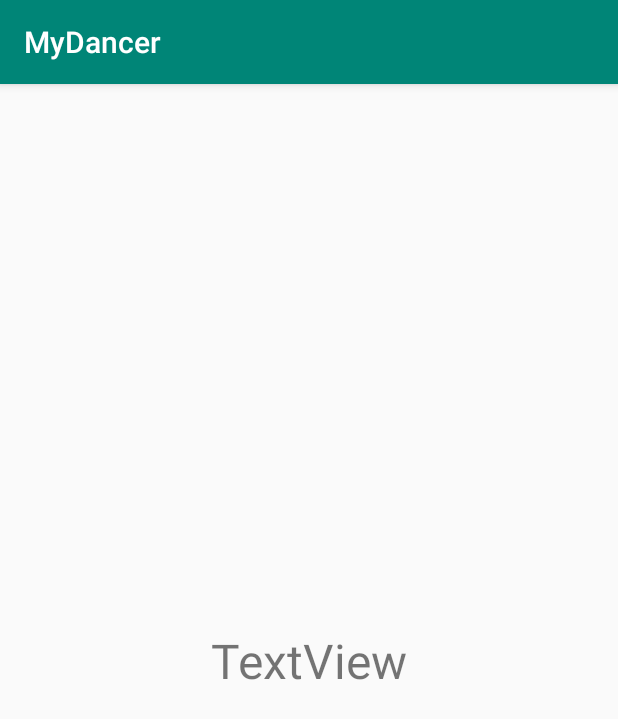
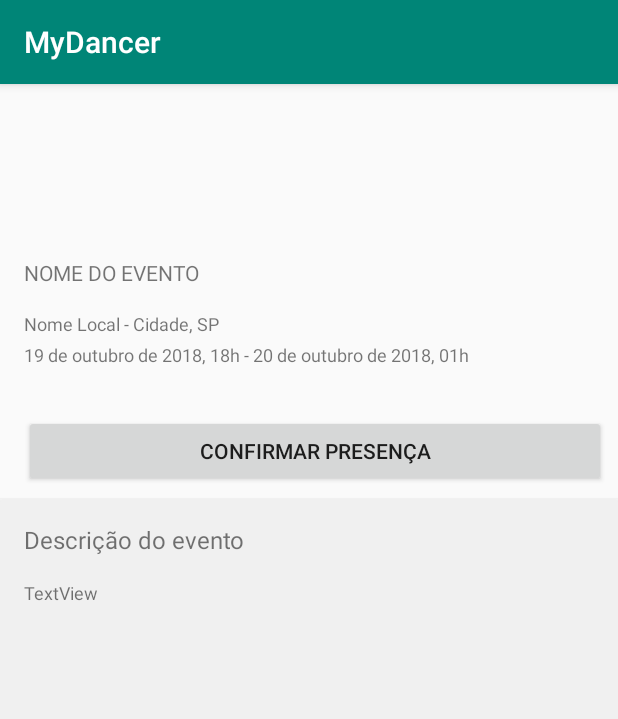
Before and after one commit to AndreRicarti/MyDancer_Android, an Android app: the ConfirmEventActivity screen opened directly, with no data from a screen before it, on a phone screen of 412 x 824 dp. Shown: the top 719 px of the screen. Run offline under Robolectric (Android 15) with nearby library versions, the phone set to English and light mode, and no system bars; 1 statement that could not run was skipped.

Commit message:
Created the event confirmation screen

```diff
--- a/app/src/main/AndroidManifest.xml
+++ b/app/src/main/AndroidManifest.xml
@@ -20,7 +20,7 @@
         </activity>
 
         <activity android:name=".ui.activity.EventActivity" />
-        <activity android:name=".ui.activity.MainActivity" />
+        <activity android:name=".ui.activity.ConfirmEventActivity" />
     </application>
 
 </manifest>
--- a/app/src/main/java/br/com/mydancer/mydancer/ui/activity/MainActivity.java
+++ b/app/src/main/java/br/com/mydancer/mydancer/ui/activity/ConfirmEventActivity.java
@@ -8,20 +8,19 @@ import android.widget.TextView;
 import br.com.mydancer.mydancer.R;
 import br.com.mydancer.mydancer.model.Event;
 
-public class MainActivity extends AppCompatActivity {
+public class ConfirmEventActivity extends AppCompatActivity {
 
     @Override
     protected void onCreate(Bundle savedInstanceState) {
         super.onCreate(savedInstanceState);
-        setContentView(R.layout.activity_main);
+        setContentView(R.layout.activity_confirm_event);
 
         Intent intent = getIntent();
 
-        TextView textView = findViewById(R.id.textView);
+        TextView textView = findViewById(R.id.confirm_event_name_event);
         Event event = new Event();
         event = (Event) intent.getSerializableExtra("nomeEvento");
 
         textView.setText(event.getTitle());
-
     }
 }
--- a/app/src/main/java/br/com/mydancer/mydancer/ui/activity/EventActivity.java
+++ b/app/src/main/java/br/com/mydancer/mydancer/ui/activity/EventActivity.java
@@ -53,7 +53,7 @@ public class EventActivity extends AppCompatActivity {
         adapter.setOnItemClickListener(new OnItemClickListener() {
             @Override
             public void OnItemClick(Event event, int posicao) {
-                Intent intent = new Intent(EventActivity.this, MainActivity.class);
+                Intent intent = new Intent(EventActivity.this, ConfirmEventActivity.class);
                 intent.putExtra("nomeEvento", events.get(posicao));
                 startActivity(intent);
             }
--- a/app/src/main/java/br/com/mydancer/mydancer/ui/recyclerview/adapter/EventAdapter.java
+++ b/app/src/main/java/br/com/mydancer/mydancer/ui/recyclerview/adapter/EventAdapter.java
@@ -1,19 +1,15 @@
 package br.com.mydancer.mydancer.ui.recyclerview.adapter;
 
 import android.content.Context;
-import android.content.Intent;
 import android.support.annotation.NonNull;
-import android.support.v7.widget.CardView;
 import android.support.v7.widget.RecyclerView;
 import android.view.LayoutInflater;
 import android.view.View;
 import android.view.ViewGroup;
-import android.widget.AdapterView;
 import android.widget.ImageView;
 import android.widget.TextView;
 
 import java.text.DateFormat;
-import java.text.Format;
 import java.text.SimpleDateFormat;
 import java.util.Date;
 import java.util.List;
@@ -21,8 +17,6 @@ import java.util.Locale;
 
 import br.com.mydancer.mydancer.R;
 import br.com.mydancer.mydancer.model.Event;
-import br.com.mydancer.mydancer.ui.activity.EventActivity;
-import br.com.mydancer.mydancer.ui.activity.MainActivity;
 import br.com.mydancer.mydancer.ui.recyclerview.adapter.listener.OnItemClickListener;
 
 public class EventAdapter extends RecyclerView.Adapter<EventAdapter.EventViewHolder> {
--- /dev/null
+++ b/app/src/main/res/layout/activity_confirm_event.xml
@@ -0,0 +1,97 @@
+<?xml version="1.0" encoding="utf-8"?>
+<android.support.constraint.ConstraintLayout xmlns:android="http://schemas.android.com/apk/res/android"
+    xmlns:app="http://schemas.android.com/apk/res-auto"
+    xmlns:tools="http://schemas.android.com/tools"
+    android:layout_width="match_parent"
+    android:layout_height="match_parent"
+    tools:context=".ui.activity.ConfirmEventActivity">
+
+    <ImageView
+        android:id="@+id/confirm_event_imagem"
+        android:layout_width="0dp"
+        android:layout_height="100dp"
+        android:scaleType="centerCrop"
+        app:layout_constraintEnd_toEndOf="parent"
+        app:layout_constraintStart_toStartOf="parent"
+        app:layout_constraintTop_toTopOf="parent" />
+
+    <TextView
+        android:id="@+id/confirm_event_name_event"
+        android:layout_width="wrap_content"
+        android:layout_height="wrap_content"
+        android:layout_marginStart="16dp"
+        android:layout_marginLeft="16dp"
+        android:layout_marginTop="16dp"
+        android:text="NOME DO EVENTO"
+        app:layout_constraintStart_toStartOf="parent"
+        app:layout_constraintTop_toBottomOf="@+id/confirm_event_imagem" />
+
+    <TextView
+        android:id="@+id/confirm_event_name_local"
+        android:layout_width="wrap_content"
+        android:layout_height="wrap_content"
+        android:layout_marginTop="16dp"
+        android:text="Nome Local - Cidade, SP"
+        android:textSize="12sp"
+        app:layout_constraintStart_toStartOf="@+id/confirm_event_name_event"
+        app:layout_constraintTop_toBottomOf="@+id/confirm_event_name_event" />
+
+    <TextView
+        android:id="@+id/confirm_event_name_date"
+        android:layout_width="wrap_content"
+        android:layout_height="wrap_content"
+        android:layout_marginTop="4dp"
+        android:text="19 de outubro de 2018, 18h - 20 de outubro de 2018, 01h"
+        android:textSize="12sp"
+        app:layout_constraintStart_toStartOf="@+id/confirm_event_name_local"
+        app:layout_constraintTop_toBottomOf="@+id/confirm_event_name_local" />
+
+    <Button
+        android:id="@+id/confirm_event_button_confirm"
+        android:layout_width="0dp"
+        android:layout_height="wrap_content"
+        android:layout_marginTop="32dp"
+        android:layout_marginEnd="8dp"
+        android:layout_marginRight="8dp"
+        android:text="Confirmar Presença"
+        app:layout_constraintEnd_toEndOf="parent"
+        app:layout_constraintStart_toStartOf="@+id/confirm_event_name_date"
+        app:layout_constraintTop_toBottomOf="@+id/confirm_event_name_date" />
+
+    <android.support.v7.widget.CardView
+        android:id="@+id/confirm_event_cardview"
+        android:layout_width="match_parent"
+        android:layout_height="500dp"
+        android:layout_marginTop="8dp"
+        android:backgroundTint="#f0f0f0"
+        app:layout_constraintEnd_toEndOf="parent"
+        app:layout_constraintStart_toStartOf="parent"
+        app:layout_constraintTop_toBottomOf="@+id/confirm_event_button_confirm">
+
+        <android.support.constraint.ConstraintLayout
+            android:layout_width="match_parent"
+            android:layout_height="match_parent"
+            android:padding="16dp" >
+
+            <TextView
+                android:id="@+id/confirm_event_description"
+                android:layout_width="0dp"
+                android:layout_height="wrap_content"
+                android:text="Descrição do evento"
+                android:textSize="16sp" />
+
+            <TextView
+                android:id="@+id/confirm_event_description_event"
+                android:layout_width="wrap_content"
+                android:layout_height="wrap_content"
+                android:layout_marginTop="16dp"
+                android:text="TextView"
+                android:textSize="12sp"
+                app:layout_constraintStart_toStartOf="@+id/confirm_event_description"
+                app:layout_constraintTop_toBottomOf="@+id/confirm_event_description" />
+        </android.support.constraint.ConstraintLayout>
+
+
+    </android.support.v7.widget.CardView>
+
+</android.support.constraint.ConstraintLayout>
--- a/app/src/main/res/layout/activity_main.xml
+++ /dev/null
@@ -1,25 +0,0 @@
-<?xml version="1.0" encoding="utf-8"?>
-<android.support.constraint.ConstraintLayout xmlns:android="http://schemas.android.com/apk/res/android"
-    xmlns:app="http://schemas.android.com/apk/res-auto"
-    xmlns:tools="http://schemas.android.com/tools"
-    android:layout_width="match_parent"
-    android:layout_height="match_parent"
-    tools:context=".ui.activity.MainActivity">
-
-    <TextView
-        android:id="@+id/textView"
-        android:layout_width="wrap_content"
-        android:layout_height="wrap_content"
-        android:layout_marginStart="8dp"
-        android:layout_marginLeft="8dp"
-        android:layout_marginTop="8dp"
-        android:layout_marginEnd="8dp"
-        android:layout_marginRight="8dp"
-        android:layout_marginBottom="8dp"
-        android:text="TextView"
-        android:textSize="32sp"
-        app:layout_constraintBottom_toBottomOf="parent"
-        app:layout_constraintEnd_toEndOf="parent"
-        app:layout_constraintStart_toStartOf="parent"
-        app:layout_constraintTop_toTopOf="parent" />
-</android.support.constraint.ConstraintLayout>
```
